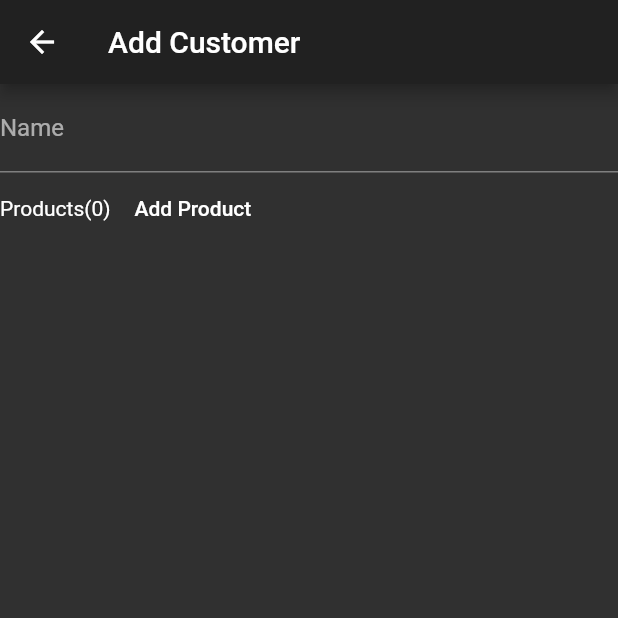
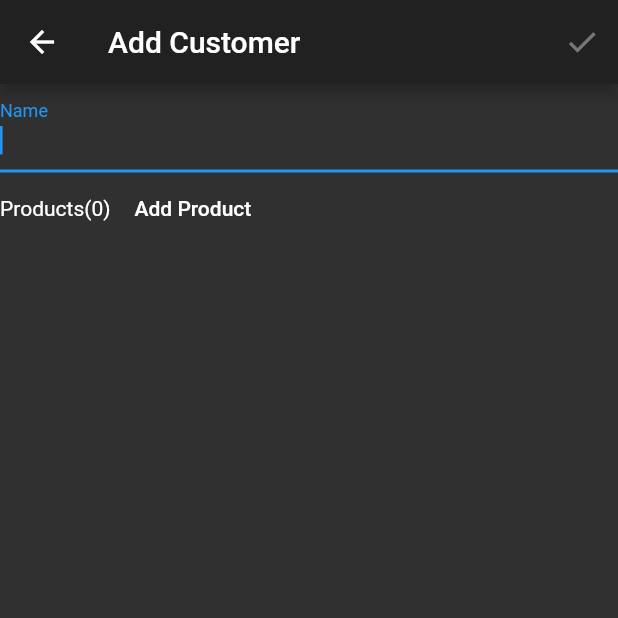
Before and after one commit to manickjamadar/price_checker, a Flutter app: the screen it shows after launch, after a tap on the "add" icon, on a phone screen of 412 x 824 dp, the top half of it. Run offline on Flutter 3.47's test engine with Material 2 defaults, Android fonts, the phone set to English and light mode, and no system bars; our stand-ins replace bloc, dartz, equatable, flutter_bloc, freezed_annotation, get_it; generated files the repository leaves out were written again.

Commit message:
added name change logic in custoemr form screen

```diff
--- a/lib/presentation/screens/customer_form/customer_form_screen.dart
+++ b/lib/presentation/screens/customer_form/customer_form_screen.dart
@@ -1,13 +1,18 @@
+import 'package:dartz/dartz.dart';
 import 'package:flutter/material.dart';
 import 'package:flutter_bloc/flutter_bloc.dart';
+import 'package:price_checker/application/customer/customer_cubit.dart';
 import 'package:price_checker/application/customer_form/customer_form_cubit.dart';
 import 'package:price_checker/application/product/product_cubit.dart';
+import 'package:price_checker/domain/customer/models/customer.dart';
 import 'package:price_checker/presentation/screens/select_product/select_product_screen.dart';
 
 class CustomerFormScreen extends StatelessWidget {
-  static Widget generateRoute(BuildContext context) {
+  static Widget generateRoute(BuildContext context, {Customer customer}) {
     return BlocProvider(
-      create: (_) => CustomerFormCubit(),
+      create: (_) => CustomerFormCubit(
+          customerCubit: BlocProvider.of<CustomerCubit>(context))
+        ..init(optionOf(customer)),
       child: CustomerFormScreen(),
     );
   }
@@ -17,15 +22,36 @@ class CustomerFormScreen extends StatelessWidget {
     return GestureDetector(
       onTap: () => FocusScope.of(context).unfocus(),
       child: Scaffold(
-        appBar: AppBar(
-          title: Text("Add Customer"),
-        ),
-        body: BlocBuilder<CustomerFormCubit, CustomerFormState>(
+        appBar: AppBar(title: Text("Add Customer"), actions: [
+          BlocBuilder<CustomerFormCubit, CustomerFormState>(
+            builder: (_, state) {
+              return IconButton(
+                  icon: Icon(Icons.check),
+                  onPressed: state.isSaving || !state.customer.isValid
+                      ? null
+                      : () => _onSave(context));
+            },
+          ),
+        ]),
+        body: BlocConsumer<CustomerFormCubit, CustomerFormState>(
+          listener: (_, state) {
+            state.saveStatus.fold(() {}, (status) {
+              status.fold((l) {
+                //failure
+              }, (r) {
+                //success
+                _onSaveSuccess(context);
+              });
+            });
+          },
           builder: (_, state) {
             return ReorderableListView(
               header: Column(
                 children: [
-                  TextField(
+                  TextFormField(
+                    autofocus: true,
+                    initialValue: state.customer.name.value,
+                    onChanged: (newName) => _onNameChanged(context, newName),
                     decoration: InputDecoration(labelText: "Name"),
                   ),
                   Row(
@@ -69,6 +95,18 @@ class CustomerFormScreen extends StatelessWidget {
     );
   }
 
+  void _onSaveSuccess(BuildContext context) {
+    Navigator.pop(context);
+  }
+
+  void _onSave(BuildContext context) {
+    BlocProvider.of<CustomerFormCubit>(context).save();
+  }
+
+  void _onNameChanged(BuildContext context, String name) {
+    BlocProvider.of<CustomerFormCubit>(context).nameChanged(name);
+  }
+
   void _onAddProduct(BuildContext context) async {
     await BlocProvider.of<ProductCubit>(context).state.maybeWhen(
         orElse: () {},
```
